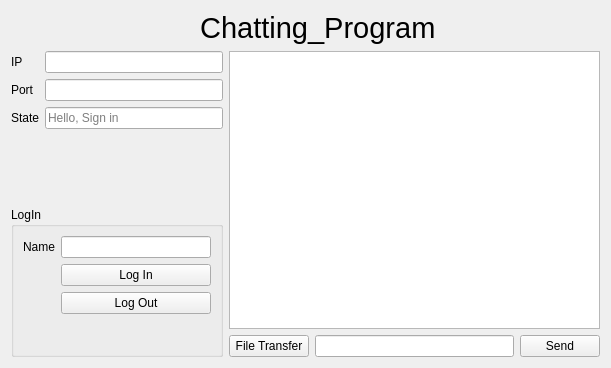
Qt form Qt_Project(master)/chatting_client.ui (jshs214/Qt_Project) before a commit.
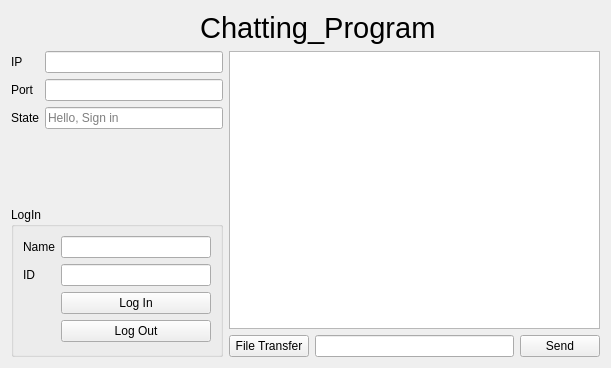
The same form after that commit.

Diff of the .ui file:
```diff
--- a/Qt_Project(master)/chatting_client.ui
+++ b/Qt_Project(master)/chatting_client.ui
@@ -147,20 +147,30 @@
               <item row="0" column="1">
                <widget class="QLineEdit" name="name"/>
               </item>
-              <item row="1" column="1">
+              <item row="2" column="1">
                <widget class="QPushButton" name="connectButton">
                 <property name="text">
                  <string>Log In</string>
                 </property>
                </widget>
               </item>
-              <item row="2" column="1">
+              <item row="3" column="1">
                <widget class="QPushButton" name="logoutButton">
                 <property name="text">
                  <string>Log Out</string>
                 </property>
                </widget>
               </item>
+              <item row="1" column="1">
+               <widget class="QLineEdit" name="idLineEdit"/>
+              </item>
+              <item row="1" column="0">
+               <widget class="QLabel" name="label_6">
+                <property name="text">
+                 <string>ID</string>
+                </property>
+               </widget>
+              </item>
              </layout>
             </item>
            </layout>
```
